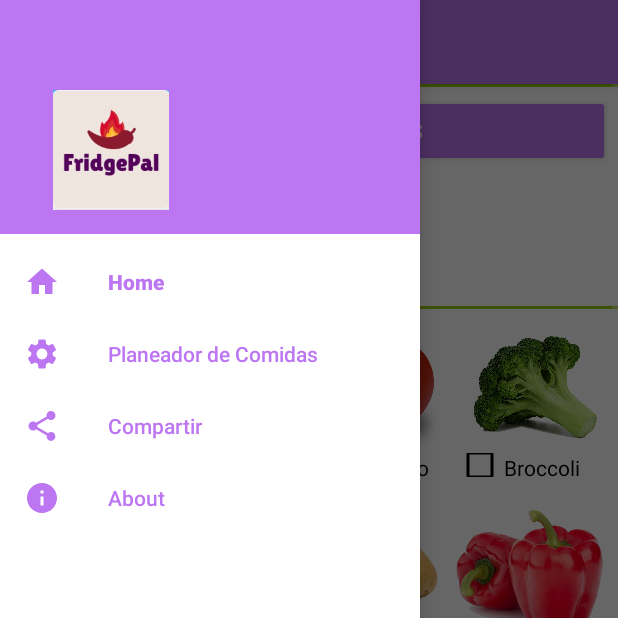
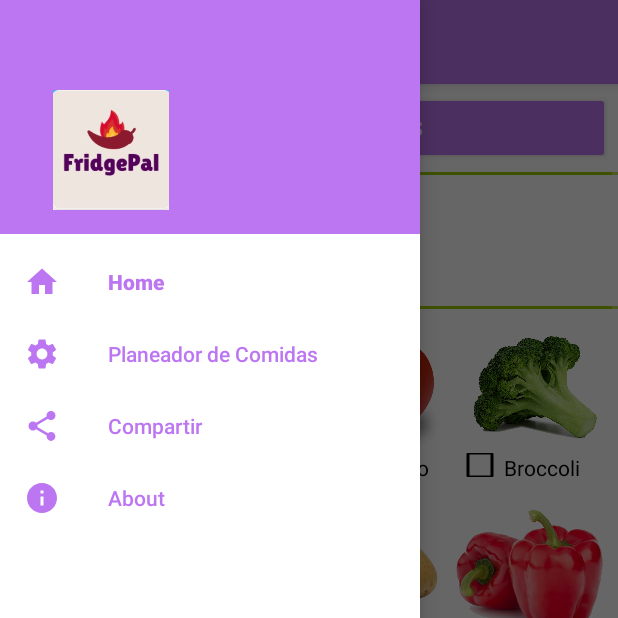
Before and after one commit to guiomardiaz/FridgePal, an Android app: the HomeFragment screen opened directly, with no data from a screen before it, with the side drawer open, on a phone screen of 412 x 824 dp, the top half of it. Run offline under Robolectric (Android 15) with nearby library versions, the phone set to English and light mode, and no system bars.

Commit message:
cambios graficos

```diff
--- a/app/src/main/res/layout/fragment_home.xml
+++ b/app/src/main/res/layout/fragment_home.xml
@@ -21,10 +21,7 @@
             android:layout_height="wrap_content"
             android:orientation="vertical">
 
-            <View
-                android:layout_width="fill_parent"
-                android:layout_height="2dp"
-                android:background="@android:color/holo_green_light" />
+
 
             <LinearLayout
                 android:layout_width="match_parent"
@@ -39,7 +36,10 @@
                     android:text="Añadir Ingredientes"
                     android:backgroundTint="@color/lavender"/>
             </LinearLayout>
-
+            <View
+                android:layout_width="fill_parent"
+                android:layout_height="2dp"
+                android:background="@android:color/holo_green_light" />
             <LinearLayout
                 android:layout_width="match_parent"
                 android:layout_height="wrap_content"
```
Also changed, not shown: app/src/main/java/com/example/fridgepal/HomeFragment.java (+17 -0 lines).
